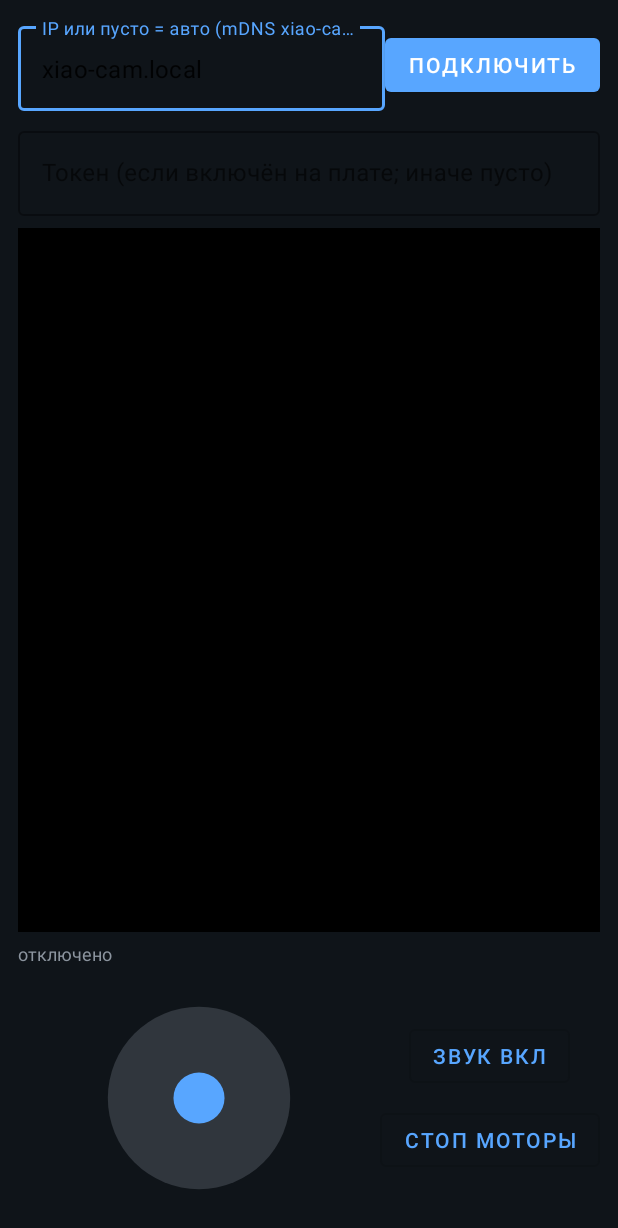
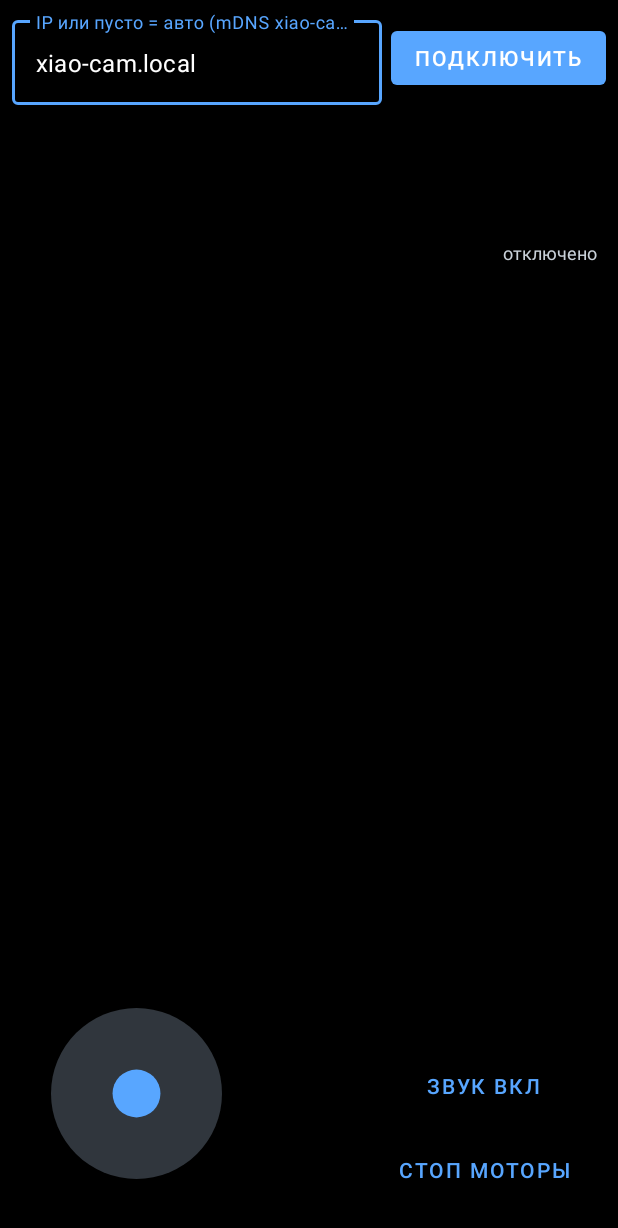
Before and after one commit to soulhiler/Dengojui-Ardu, an Android app: the screen it shows after launch (MainActivity), after a tap on "ОТКЛЮЧИТЬ", on a phone screen of 412 x 824 dp. Shown: the top 1228 px of the screen. Run offline under Robolectric (Android 15) with nearby library versions, the phone set to English and light mode, and no system bars; 1 other tap on this screen came first.

Commit message:
feat(app): полноэкранный UI с оверлеями + панель телеметрии
Поля перекрывались (схлопывающаяся вертикальная цепочка) — переписан
layout: видео на весь экран, управление/телеметрия/статус как оверлеи
по углам, поля ввода прячутся после подключения, immersive-режим.
TelemetryPoller: компактный многострочный блок в оверлее. APK обновлён.

Co-Authored-By: Claude Opus 4.7 (1M context) <noreply@anthropic.com>

```diff
--- a/android/XiaoRobot/app/src/main/java/com/denzhogzhuy/xiaorobot/MainActivity.kt
+++ b/android/XiaoRobot/app/src/main/java/com/denzhogzhuy/xiaorobot/MainActivity.kt
@@ -2,8 +2,12 @@ package com.denzhogzhuy.xiaorobot
 
 import android.graphics.Bitmap
 import android.os.Bundle
+import android.view.View
 import android.widget.Toast
 import androidx.appcompat.app.AppCompatActivity
+import androidx.core.view.WindowCompat
+import androidx.core.view.WindowInsetsCompat
+import androidx.core.view.WindowInsetsControllerCompat
 import androidx.lifecycle.lifecycleScope
 import com.denzhogzhuy.xiaorobot.databinding.ActivityMainBinding
 import kotlin.math.roundToInt
@@ -14,23 +18,16 @@ class MainActivity : AppCompatActivity() {
     private val mjpeg = MjpegStream(lifecycleScope, ::showFrame, ::setStatusPart)
     private val mic = MicPlayer(lifecycleScope, ::setStatusPart)
     private val drive = DriveClient(lifecycleScope, ::setStatusPart)
-    private val telemetry = TelemetryPoller(
-        lifecycleScope,
-        onInfo = { ch, rssi, ssid ->
-            wifiInfo = "Wi‑Fi ch$ch · ${rssi} dBm · $ssid"
-            updateStatusLine()
-        },
-        onSensors = { s ->
-            sensorInfo = s
-            updateStatusLine()
-        },
-    )
+    private val telemetry = TelemetryPoller(lifecycleScope) { txt ->
+        runOnUiThread {
+            binding.tvTelemetry.text = txt
+            binding.tvTelemetry.visibility = if (txt.isEmpty()) View.GONE else View.VISIBLE
+        }
+    }
 
     private val discovery by lazy { BoardDiscovery(this, ::setStatusPart) }
 
     private var connected = false
-    private var wifiInfo = ""
-    private var sensorInfo = ""
     private var micOn = false
     private var host: String = ""
 
@@ -42,6 +39,7 @@ class MainActivity : AppCompatActivity() {
         super.onCreate(savedInstanceState)
         binding = ActivityMainBinding.inflate(layoutInflater)
         setContentView(binding.root)
+        enableImmersive()
 
         // По умолчанию — авто-поиск по mDNS (xiao-cam.local), IP знать не нужно.
         // Устаревший «прилипший» .17 сбрасываем на авто.
@@ -85,6 +83,7 @@ class MainActivity : AppCompatActivity() {
             .apply()
         connected = true
         binding.btnConnect.text = getString(R.string.disconnect_session)
+        showInputs(false)
 
         val auto = field.isEmpty() ||
             field.equals("xiao-cam.local", ignoreCase = true) ||
@@ -105,6 +104,7 @@ class MainActivity : AppCompatActivity() {
                     } else {
                         connected = false
                         binding.btnConnect.text = getString(R.string.connect)
+                        showInputs(true)
                         setStatusPart("плата не найдена. Включи плату или впиши IP")
                     }
                 },
@@ -134,9 +134,9 @@ class MainActivity : AppCompatActivity() {
         mjpeg.stop()
         mic.stop()
         telemetry.stop()
-        wifiInfo = ""
-        sensorInfo = ""
         motorInfo = ""
+        showInputs(true)
+        binding.tvTelemetry.visibility = View.GONE
         if (host.isNotEmpty()) drive.stopSending(host)
         setStatusPart("отключено")
     }
@@ -175,13 +175,31 @@ class MainActivity : AppCompatActivity() {
     private fun updateStatusLine() {
         val parts = listOfNotNull(
             statusLine.takeIf { it.isNotEmpty() },
-            wifiInfo.takeIf { it.isNotEmpty() },
-            sensorInfo.takeIf { it.isNotEmpty() },
             motorInfo.takeIf { it.isNotEmpty() },
         )
         runOnUiThread {
             binding.statusText.text = parts.joinToString(" · ")
         }
+    }
+
+    /** Поля ввода скрываем после подключения — видео на весь экран. */
+    private fun showInputs(visible: Boolean) {
+        val v = if (visible) View.VISIBLE else View.GONE
+        binding.ipLayout.visibility = v
+        binding.tokenLayout.visibility = v
+    }
+
+    private fun enableImmersive() {
+        WindowCompat.setDecorFitsSystemWindows(window, false)
+        val ctrl = WindowInsetsControllerCompat(window, binding.root)
+        ctrl.hide(WindowInsetsCompat.Type.systemBars())
+        ctrl.systemBarsBehavior =
+            WindowInsetsControllerCompat.BEHAVIOR_SHOW_TRANSIENT_BARS_BY_SWIPE
+    }
+
+    override fun onWindowFocusChanged(hasFocus: Boolean) {
+        super.onWindowFocusChanged(hasFocus)
+        if (hasFocus) enableImmersive()
     }
 
     /** Дифференциальный привод: вперёд/назад + поворот. */
--- a/android/XiaoRobot/app/src/main/res/layout/activity_main.xml
+++ b/android/XiaoRobot/app/src/main/res/layout/activity_main.xml
@@ -1,107 +1,141 @@
 <?xml version="1.0" encoding="utf-8"?>
+<!-- Полноэкранное видео; элементы управления и телеметрия — оверлеи поверх. -->
 <androidx.constraintlayout.widget.ConstraintLayout
     xmlns:android="http://schemas.android.com/apk/res/android"
     xmlns:app="http://schemas.android.com/apk/res-auto"
     android:layout_width="match_parent"
     android:layout_height="match_parent"
-    android:background="@color/bg"
-    android:padding="12dp">
+    android:background="#000000">
+
+    <ImageView
+        android:id="@+id/videoView"
+        android:layout_width="0dp"
+        android:layout_height="0dp"
+        android:background="#000000"
+        android:contentDescription="camera"
+        android:scaleType="fitCenter"
+        app:layout_constraintBottom_toBottomOf="parent"
+        app:layout_constraintEnd_toEndOf="parent"
+        app:layout_constraintStart_toStartOf="parent"
+        app:layout_constraintTop_toTopOf="parent" />
+
+    <!-- Верхняя панель подключения (поля прячутся после подключения) -->
+    <LinearLayout
+        android:id="@+id/topPanel"
+        android:layout_width="0dp"
+        android:layout_height="wrap_content"
+        android:background="#B3000000"
+        android:orientation="vertical"
+        android:padding="8dp"
+        app:layout_constraintEnd_toEndOf="parent"
+        app:layout_constraintStart_toStartOf="parent"
+        app:layout_constraintTop_toTopOf="parent">
+
+        <LinearLayout
+            android:layout_width="match_parent"
+            android:layout_height="wrap_content"
+            android:orientation="horizontal">
 
             <com.google.android.material.textfield.TextInputLayout
                 android:id="@+id/ipLayout"
                 style="@style/Widget.MaterialComponents.TextInputLayout.OutlinedBox"
                 android:layout_width="0dp"
                 android:layout_height="wrap_content"
-        android:hint="@string/hint_ip"
-        app:layout_constraintEnd_toStartOf="@id/btnConnect"
-        app:layout_constraintStart_toStartOf="parent"
-        app:layout_constraintTop_toTopOf="parent">
+                android:layout_weight="1"
+                android:hint="@string/hint_ip">
 
                 <com.google.android.material.textfield.TextInputEditText
                     android:id="@+id/editIp"
                     android:layout_width="match_parent"
                     android:layout_height="wrap_content"
                     android:inputType="text"
-            android:text="xiao-cam.local" />
+                    android:text="xiao-cam.local"
+                    android:textColor="#FFFFFF" />
             </com.google.android.material.textfield.TextInputLayout>
 
             <com.google.android.material.button.MaterialButton
                 android:id="@+id/btnConnect"
                 android:layout_width="wrap_content"
                 android:layout_height="wrap_content"
-        android:text="@string/connect"
-        app:layout_constraintBottom_toBottomOf="@id/ipLayout"
-        app:layout_constraintEnd_toEndOf="parent"
-        app:layout_constraintTop_toTopOf="@id/ipLayout" />
+                android:layout_gravity="center_vertical"
+                android:layout_marginStart="6dp"
+                android:text="@string/connect" />
+        </LinearLayout>
 
         <com.google.android.material.textfield.TextInputLayout
             android:id="@+id/tokenLayout"
             style="@style/Widget.MaterialComponents.TextInputLayout.OutlinedBox"
-        android:layout_width="0dp"
+            android:layout_width="match_parent"
             android:layout_height="wrap_content"
-        android:layout_marginTop="8dp"
-        android:hint="@string/hint_token"
-        app:layout_constraintEnd_toEndOf="parent"
-        app:layout_constraintStart_toStartOf="parent"
-        app:layout_constraintTop_toBottomOf="@id/ipLayout">
+            android:layout_marginTop="6dp"
+            android:hint="@string/hint_token">
 
             <com.google.android.material.textfield.TextInputEditText
                 android:id="@+id/editToken"
                 android:layout_width="match_parent"
                 android:layout_height="wrap_content"
-            android:inputType="text" />
+                android:inputType="text"
+                android:textColor="#FFFFFF" />
         </com.google.android.material.textfield.TextInputLayout>
+    </LinearLayout>
 
-    <ImageView
-        android:id="@+id/videoView"
-        android:layout_width="0dp"
-        android:layout_height="0dp"
-        android:layout_marginTop="8dp"
-        android:background="#000000"
-        android:contentDescription="camera"
-        android:scaleType="fitCenter"
-        app:layout_constraintBottom_toTopOf="@id/statusText"
-        app:layout_constraintEnd_toEndOf="parent"
+    <!-- Телеметрия: оверлей слева под верхней панелью -->
+    <TextView
+        android:id="@+id/tvTelemetry"
+        android:layout_width="wrap_content"
+        android:layout_height="wrap_content"
+        android:layout_margin="8dp"
+        android:background="#80000000"
+        android:fontFamily="monospace"
+        android:padding="6dp"
+        android:textColor="#E6EDF3"
+        android:textSize="11sp"
+        android:visibility="gone"
         app:layout_constraintStart_toStartOf="parent"
-        app:layout_constraintTop_toBottomOf="@id/tokenLayout"
-        app:layout_constraintHeight_min="120dp" />
+        app:layout_constraintTop_toBottomOf="@id/topPanel" />
 
+    <!-- Статус (сообщения подключения) — справа сверху -->
     <TextView
         android:id="@+id/statusText"
-        android:layout_width="0dp"
+        android:layout_width="wrap_content"
         android:layout_height="wrap_content"
-        android:layout_marginTop="6dp"
-        android:textColor="#8B949E"
+        android:layout_margin="8dp"
+        android:background="#80000000"
+        android:maxWidth="220dp"
+        android:padding="6dp"
+        android:textColor="#C9D1D9"
         android:textSize="12sp"
         app:layout_constraintEnd_toEndOf="parent"
-        app:layout_constraintStart_toStartOf="parent"
-        app:layout_constraintTop_toBottomOf="@id/videoView" />
+        app:layout_constraintTop_toBottomOf="@id/topPanel" />
 
+    <!-- Джойстик — оверлей снизу слева -->
     <com.denzhogzhuy.xiaorobot.JoystickView
         android:id="@+id/joystick"
-        android:layout_width="0dp"
-        android:layout_height="160dp"
-        android:layout_marginTop="8dp"
+        android:layout_width="150dp"
+        android:layout_height="150dp"
+        android:layout_marginStart="16dp"
+        android:layout_marginBottom="20dp"
         app:layout_constraintBottom_toBottomOf="parent"
-        app:layout_constraintEnd_toStartOf="@id/btnColumn"
-        app:layout_constraintStart_toStartOf="parent"
-        app:layout_constraintTop_toBottomOf="@id/statusText" />
+        app:layout_constraintStart_toStartOf="parent" />
 
+    <!-- Кнопки — оверлей снизу справа -->
     <LinearLayout
         android:id="@+id/btnColumn"
         android:layout_width="wrap_content"
-        android:layout_height="0dp"
+        android:layout_height="wrap_content"
+        android:layout_marginEnd="16dp"
+        android:layout_marginBottom="20dp"
         android:gravity="center"
         android:orientation="vertical"
-        app:layout_constraintBottom_toBottomOf="@id/joystick"
-        app:layout_constraintEnd_toEndOf="parent"
-        app:layout_constraintTop_toTopOf="@id/joystick">
+        app:layout_constraintBottom_toBottomOf="parent"
+        app:layout_constraintEnd_toEndOf="parent">
 
         <com.google.android.material.button.MaterialButton
             android:id="@+id/btnMic"
             style="@style/Widget.MaterialComponents.Button.OutlinedButton"
             android:layout_width="wrap_content"
             android:layout_height="wrap_content"
+            android:backgroundTint="#99000000"
             android:text="@string/mic_on" />
 
         <com.google.android.material.button.MaterialButton
@@ -110,6 +144,7 @@
             android:layout_width="wrap_content"
             android:layout_height="wrap_content"
             android:layout_marginTop="8dp"
+            android:backgroundTint="#99000000"
             android:text="@string/motor_stop" />
     </LinearLayout>
 
```
Also changed, not shown: android/XiaoRobot/app/src/main/java/com/denzhogzhuy/xiaorobot/TelemetryPoller.kt (+63 -32 lines), 1 other file. Lines whose indentation alone changed are shown as unchanged.
